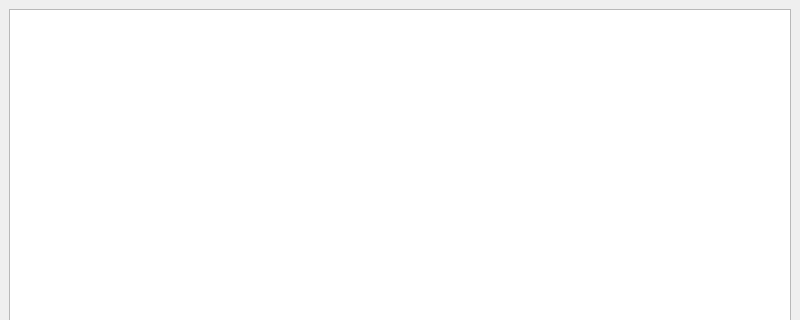
Old version of the form src/mainwindow.ui in the repository GothicMultiplayerAccrescere/Launcher; both pictures show x 0 to 800 and y 0 to 320 of the 800 by 600 pixel window.
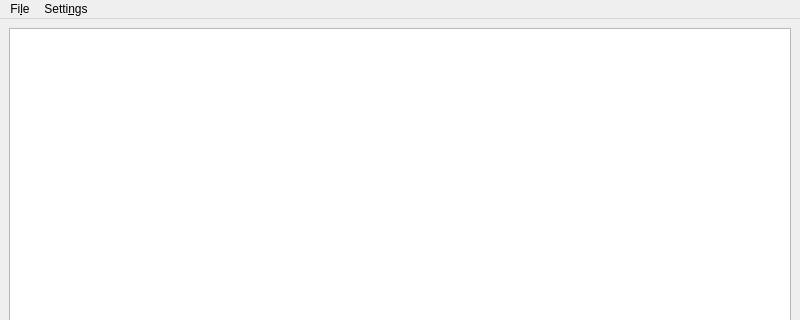
New version of the form. Icons and pictures are not drawn.

```diff
--- a/src/mainwindow.ui
+++ b/src/mainwindow.ui
@@ -427,6 +427,40 @@
     </item>
    </layout>
   </widget>
+  <widget class="QMenuBar" name="menuBar">
+   <property name="geometry">
+    <rect>
+     <x>0</x>
+     <y>0</y>
+     <width>800</width>
+     <height>20</height>
+    </rect>
+   </property>
+   <widget class="QMenu" name="menuSettings">
+    <property name="title">
+     <string>Setti&amp;ngs</string>
+    </property>
+    <addaction name="actionOptions"/>
+   </widget>
+   <widget class="QMenu" name="menuFile">
+    <property name="title">
+     <string>Fi&amp;le</string>
+    </property>
+    <addaction name="actionQuit"/>
+   </widget>
+   <addaction name="menuFile"/>
+   <addaction name="menuSettings"/>
+  </widget>
+  <action name="actionOptions">
+   <property name="text">
+    <string>&amp;Options</string>
+   </property>
+  </action>
+  <action name="actionQuit">
+   <property name="text">
+    <string>Quit</string>
+   </property>
+  </action>
  </widget>
  <resources>
   <include location="../resource/resource.qrc"/>
```
